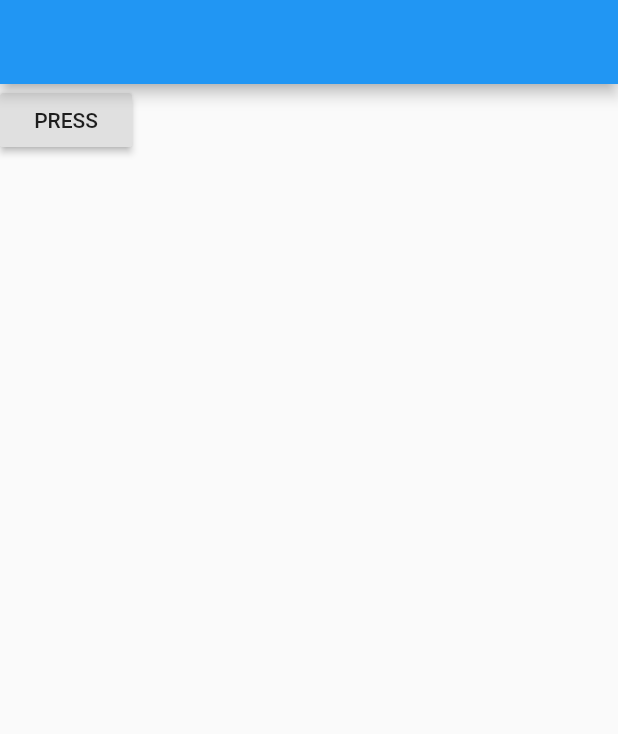
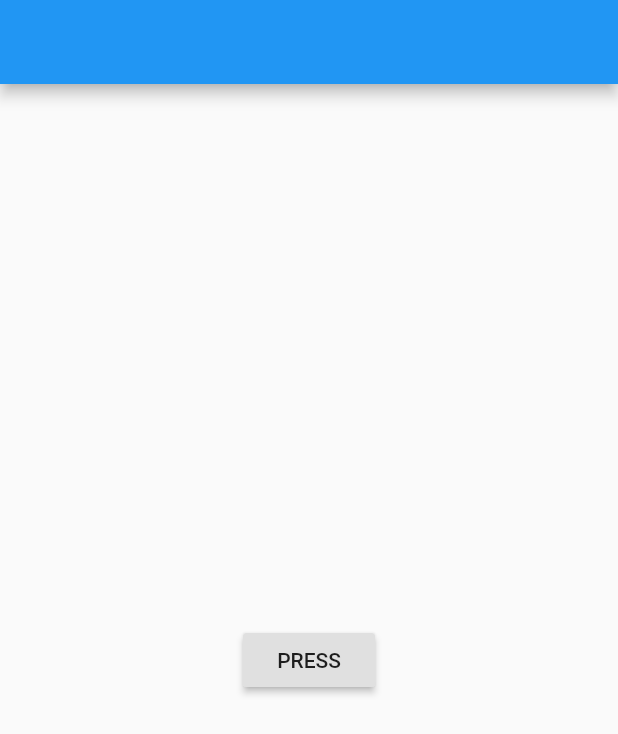
Before and after one commit to dojinkimm/flutter_emergency_app, a Flutter app: the screen it shows after launch, on a phone screen of 412 x 824 dp. Shown: the top 734 px of the screen. Run offline on Flutter 3.47's test engine with Material 2 defaults, Android fonts, the phone set to English and light mode, and no system bars.

Commit message:
large scale building

```diff
--- a/lib/screen/home.dart
+++ b/lib/screen/home.dart
@@ -7,10 +7,12 @@ class Home extends StatelessWidget {
     return Scaffold(
       appBar: AppBar(),
       body: Container(
-        child: RaisedButton(
+        child: Center(
+          child: RaisedButton(
           onPressed: ()=>Navigator.push(context, MaterialPageRoute(builder: (_)=>LargeScaleBuilding())),
           child: Text("PRESS"),
         ),
+        )
       ),
     );
   }
--- a/lib/screen/large_scale_building.dart
+++ b/lib/screen/large_scale_building.dart
@@ -3,8 +3,9 @@ import 'package:flutter/material.dart';
 class LargeScaleBuilding extends StatelessWidget {
   @override
   Widget build(BuildContext context) {
-    return Container(
-
+    return Scaffold(
+      appBar: AppBar(),
+      body: Container()
     );
   }
 }
```
Also changed, not shown: lib/screen/splash_screen.dart (added, +10 -0 lines), 1 other file.
